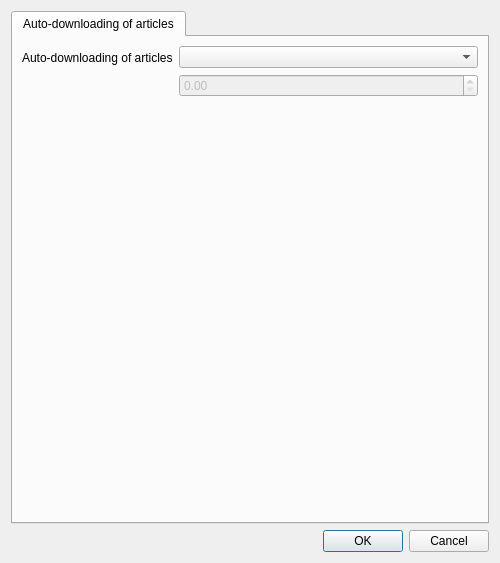
This is src/librssguard/services/abstract/gui/formfeeddetails.ui in martinrotter/rssguard as Qt 5 draws it before an edit. The edited form follows.
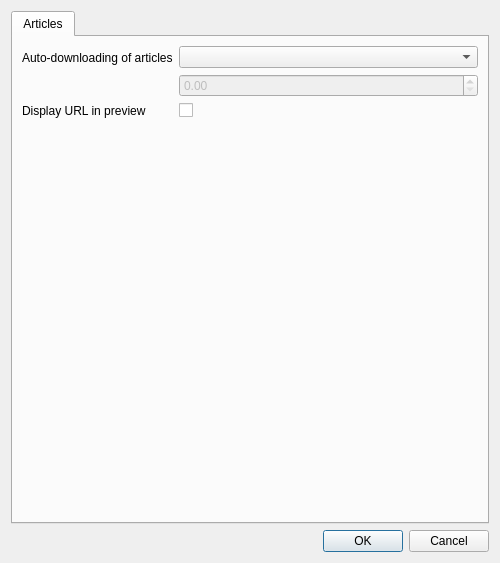
This is the edited form. Custom widgets are drawn as their Qt base class.

Commit message: Support displayUrl for all feed types

```diff
--- a/src/librssguard/services/abstract/gui/formfeeddetails.ui
+++ b/src/librssguard/services/abstract/gui/formfeeddetails.ui
@@ -21,7 +21,7 @@
      </property>
      <widget class="QWidget" name="tabUpdating">
       <attribute name="title">
-       <string>Auto-downloading of articles</string>
+       <string>Articles</string>
       </attribute>
       <layout class="QFormLayout" name="formLayout">
        <item row="0" column="0">
@@ -52,6 +52,23 @@
          </item>
         </layout>
        </item>
+       <item row="1" column="0">
+        <widget class="QLabel" name="label_7">
+         <property name="text">
+          <string>Display URL in preview</string>
+         </property>
+         <property name="buddy">
+          <cstring>m_cmbAutoUpdateType</cstring>
+         </property>
+        </widget>
+       </item>
+       <item row="1" column="1">
+        <widget class="QCheckBox" name="m_cbLoadUrl">
+         <property name="text">
+          <string/>
+         </property>
+        </widget>
+       </item>
       </layout>
      </widget>
     </widget>
```
Left out of the diff: 4 changed lines with no effect on the pictures. The commit also changes 13 other files.
